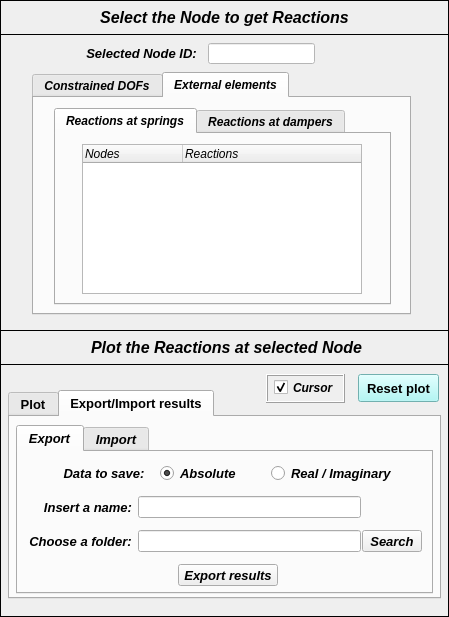
This is pulse/uix/user_input/ui/Plots/Results/Structural/plotReactionsInput.ui in open-pulse/OpenPulse as Qt 5 draws it before an edit. The edited form follows.
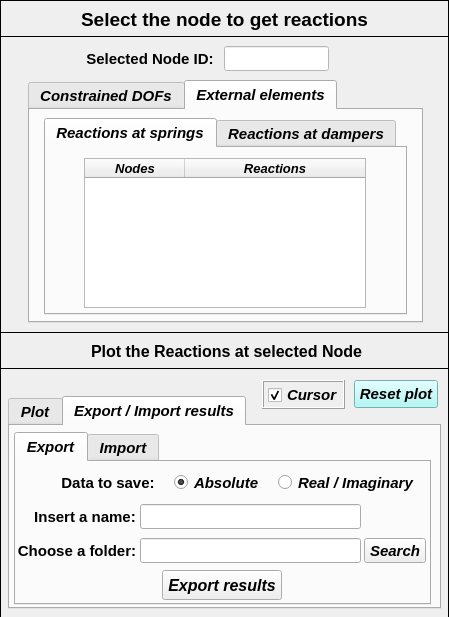
This is the edited form. The open tabs and pages were chosen to show the change. Icons and pictures are not drawn.

```diff
--- a/pulse/uix/user_input/ui/Plots/Results/Structural/plotReactionsInput.ui
+++ b/pulse/uix/user_input/ui/Plots/Results/Structural/plotReactionsInput.ui
@@ -64,9 +64,21 @@
       <x>0</x>
       <y>0</y>
       <width>449</width>
-      <height>35</height>
+      <height>37</height>
      </rect>
     </property>
+    <property name="minimumSize">
+     <size>
+      <width>449</width>
+      <height>37</height>
+     </size>
+    </property>
+    <property name="maximumSize">
+     <size>
+      <width>449</width>
+      <height>37</height>
+     </size>
+    </property>
     <property name="frameShape">
      <enum>QFrame::Box</enum>
     </property>
@@ -80,22 +92,22 @@
      <property name="geometry">
       <rect>
        <x>34</x>
-       <y>6</y>
+       <y>4</y>
        <width>381</width>
-       <height>23</height>
+       <height>30</height>
       </rect>
      </property>
      <property name="font">
       <font>
        <family>Arial</family>
-       <pointsize>12</pointsize>
+       <pointsize>14</pointsize>
        <weight>75</weight>
-       <italic>true</italic>
+       <italic>false</italic>
        <bold>true</bold>
       </font>
      </property>
      <property name="text">
-      <string>Select the Node to get Reactions</string>
+      <string>Select the node to get reactions</string>
      </property>
      <property name="textFormat">
       <enum>Qt::AutoText</enum>
@@ -109,7 +121,7 @@
     <property name="geometry">
      <rect>
       <x>0</x>
-      <y>34</y>
+      <y>36</y>
       <width>449</width>
       <height>583</height>
      </rect>
@@ -124,9 +136,9 @@
      <property name="geometry">
       <rect>
        <x>8</x>
-       <y>356</y>
+       <y>360</y>
        <width>433</width>
-       <height>209</height>
+       <height>213</height>
       </rect>
      </property>
      <property name="minimumSize">
@@ -144,9 +156,9 @@
      <property name="font">
       <font>
        <family>Arial</family>
-       <pointsize>10</pointsize>
+       <pointsize>11</pointsize>
        <weight>75</weight>
-       <italic>false</italic>
+       <italic>true</italic>
        <bold>true</bold>
       </font>
      </property>
@@ -620,21 +632,21 @@
      </widget>
      <widget class="QWidget" name="tab_export_import">
       <attribute name="title">
-       <string>Export/Import results</string>
+       <string>Export / Import results</string>
       </attribute>
       <widget class="QTabWidget" name="tabWidget_2">
        <property name="geometry">
         <rect>
-         <x>6</x>
-         <y>8</y>
+         <x>4</x>
+         <y>6</y>
          <width>417</width>
-         <height>169</height>
+         <height>173</height>
         </rect>
        </property>
        <property name="font">
         <font>
          <family>Arial</family>
-         <pointsize>10</pointsize>
+         <pointsize>11</pointsize>
          <weight>75</weight>
          <italic>true</italic>
          <bold>true</bold>
@@ -647,259 +659,31 @@
         <attribute name="title">
          <string>Export</string>
         </attribute>
-        <widget class="QWidget" name="verticalLayoutWidget_8">
-         <property name="geometry">
-          <rect>
-           <x>344</x>
-           <y>76</y>
-           <width>60</width>
-           <height>27</height>
-          </rect>
-         </property>
-         <layout class="QVBoxLayout" name="verticalLayout_8">
-          <item>
-           <widget class="QToolButton" name="toolButton_ChooseFolderExport">
-            <property name="maximumSize">
-             <size>
-              <width>100</width>
-              <height>16777215</height>
-             </size>
-            </property>
-            <property name="font">
-             <font>
-              <family>Arial</family>
-              <pointsize>10</pointsize>
-              <weight>75</weight>
-              <italic>true</italic>
-              <bold>true</bold>
-             </font>
-            </property>
-            <property name="text">
-             <string>Search</string>
-            </property>
-           </widget>
-          </item>
-         </layout>
-        </widget>
-        <widget class="QWidget" name="verticalLayoutWidget_3">
-         <property name="geometry">
-          <rect>
-           <x>4</x>
-           <y>76</y>
-           <width>117</width>
-           <height>27</height>
-          </rect>
-         </property>
-         <layout class="QVBoxLayout" name="verticalLayout_3">
-          <item>
-           <widget class="QLabel" name="label_5">
-            <property name="minimumSize">
-             <size>
-              <width>85</width>
-              <height>20</height>
-             </size>
-            </property>
-            <property name="maximumSize">
-             <size>
-              <width>200</width>
-              <height>20</height>
-             </size>
-            </property>
-            <property name="font">
-             <font>
-              <family>Arial</family>
-              <pointsize>10</pointsize>
-              <weight>75</weight>
-              <italic>true</italic>
-              <bold>true</bold>
-             </font>
-            </property>
-            <property name="text">
-             <string>Choose a folder:</string>
-            </property>
-            <property name="alignment">
-             <set>Qt::AlignCenter</set>
-            </property>
-           </widget>
-          </item>
-         </layout>
-        </widget>
-        <widget class="QWidget" name="verticalLayoutWidget_7">
-         <property name="geometry">
-          <rect>
-           <x>120</x>
-           <y>76</y>
-           <width>223</width>
-           <height>27</height>
-          </rect>
-         </property>
-         <layout class="QVBoxLayout" name="verticalLayout_7">
-          <item>
-           <widget class="QLineEdit" name="lineEdit_SaveResultsPath">
-            <property name="font">
-             <font>
-              <pointsize>8</pointsize>
-              <weight>50</weight>
-              <italic>false</italic>
-              <bold>false</bold>
-             </font>
-            </property>
-            <property name="layoutDirection">
-             <enum>Qt::LeftToRight</enum>
-            </property>
-            <property name="alignment">
-             <set>Qt::AlignCenter</set>
-            </property>
-           </widget>
-          </item>
-         </layout>
-        </widget>
-        <widget class="QWidget" name="verticalLayoutWidget_4">
-         <property name="geometry">
-          <rect>
-           <x>20</x>
-           <y>42</y>
-           <width>102</width>
-           <height>27</height>
-          </rect>
-         </property>
-         <layout class="QVBoxLayout" name="verticalLayout_4">
-          <item>
-           <widget class="QLabel" name="label_6">
-            <property name="minimumSize">
-             <size>
-              <width>100</width>
-              <height>20</height>
-             </size>
-            </property>
-            <property name="maximumSize">
-             <size>
-              <width>90</width>
-              <height>20</height>
-             </size>
-            </property>
-            <property name="font">
-             <font>
-              <family>Arial</family>
-              <pointsize>10</pointsize>
-              <weight>75</weight>
-              <italic>true</italic>
-              <bold>true</bold>
-             </font>
-            </property>
-            <property name="text">
-             <string>Insert a name:</string>
-            </property>
-            <property name="scaledContents">
-             <bool>false</bool>
-            </property>
-            <property name="alignment">
-             <set>Qt::AlignCenter</set>
-            </property>
-           </widget>
-          </item>
-         </layout>
-        </widget>
-        <widget class="QWidget" name="verticalLayoutWidget_16">
-         <property name="geometry">
-          <rect>
-           <x>120</x>
-           <y>42</y>
-           <width>223</width>
-           <height>27</height>
-          </rect>
-         </property>
-         <layout class="QVBoxLayout" name="verticalLayout_16">
-          <item>
-           <widget class="QLineEdit" name="lineEdit_FileName">
-            <property name="font">
-             <font>
-              <pointsize>8</pointsize>
-              <weight>50</weight>
-              <italic>false</italic>
-              <bold>false</bold>
-             </font>
-            </property>
-            <property name="layoutDirection">
-             <enum>Qt::LeftToRight</enum>
-            </property>
-            <property name="text">
-             <string/>
-            </property>
-            <property name="alignment">
-             <set>Qt::AlignCenter</set>
-            </property>
-           </widget>
-          </item>
-         </layout>
-        </widget>
-        <widget class="QWidget" name="verticalLayoutWidget_17">
-         <property name="geometry">
-          <rect>
-           <x>160</x>
-           <y>110</y>
-           <width>102</width>
-           <height>27</height>
-          </rect>
-         </property>
-         <layout class="QVBoxLayout" name="verticalLayout_17">
-          <item>
-           <widget class="QToolButton" name="toolButton_ExportResults">
-            <property name="maximumSize">
-             <size>
-              <width>100</width>
-              <height>16777215</height>
-             </size>
-            </property>
-            <property name="font">
-             <font>
-              <family>Arial</family>
-              <pointsize>10</pointsize>
-              <weight>75</weight>
-              <italic>true</italic>
-              <bold>true</bold>
-             </font>
-            </property>
-            <property name="text">
-             <string>Export results</string>
-            </property>
-           </widget>
-          </item>
-         </layout>
-        </widget>
-        <widget class="QWidget" name="horizontalLayoutWidget">
-         <property name="geometry">
-          <rect>
-           <x>36</x>
-           <y>8</y>
-           <width>343</width>
-           <height>27</height>
-          </rect>
-         </property>
-         <layout class="QHBoxLayout" name="horizontalLayout">
-          <item>
-           <layout class="QVBoxLayout" name="verticalLayout_11">
-            <item>
              <widget class="QLabel" name="label_7">
+         <property name="geometry">
+          <rect>
+           <x>42</x>
+           <y>8</y>
+           <width>100</width>
+           <height>25</height>
+          </rect>
+         </property>
               <property name="minimumSize">
                <size>
                 <width>100</width>
-                <height>20</height>
+           <height>25</height>
                </size>
               </property>
               <property name="maximumSize">
                <size>
                 <width>90</width>
-                <height>20</height>
+           <height>25</height>
                </size>
               </property>
               <property name="font">
                <font>
-                <family>Arial</family>
-                <pointsize>10</pointsize>
-                <weight>75</weight>
-                <italic>true</italic>
-                <bold>true</bold>
+           <pointsize>11</pointsize>
+           <italic>false</italic>
                </font>
               </property>
               <property name="text">
@@ -912,21 +696,27 @@
                <set>Qt::AlignCenter</set>
               </property>
              </widget>
-            </item>
-           </layout>
-          </item>
-          <item>
-           <widget class="QRadioButton" name="radioButton_Absolute">
-            <property name="text">
-             <string>Absolute</string>
-            </property>
-            <property name="checked">
-             <bool>true</bool>
-            </property>
-           </widget>
-          </item>
-          <item>
            <widget class="QRadioButton" name="radioButton_Real_Imaginary">
+         <property name="geometry">
+          <rect>
+           <x>262</x>
+           <y>8</y>
+           <width>140</width>
+           <height>25</height>
+          </rect>
+         </property>
+         <property name="minimumSize">
+          <size>
+           <width>140</width>
+           <height>25</height>
+          </size>
+         </property>
+         <property name="maximumSize">
+          <size>
+           <width>140</width>
+           <height>25</height>
+          </size>
+         </property>
             <property name="text">
              <string>Real / Imaginary</string>
             </property>
@@ -934,8 +724,223 @@
              <bool>false</bool>
             </property>
            </widget>
-          </item>
-         </layout>
+        <widget class="QRadioButton" name="radioButton_Absolute">
+         <property name="geometry">
+          <rect>
+           <x>158</x>
+           <y>8</y>
+           <width>90</width>
+           <height>25</height>
+          </rect>
+         </property>
+         <property name="minimumSize">
+          <size>
+           <width>90</width>
+           <height>25</height>
+          </size>
+         </property>
+         <property name="maximumSize">
+          <size>
+           <width>90</width>
+           <height>25</height>
+          </size>
+         </property>
+         <property name="text">
+          <string>Absolute</string>
+         </property>
+         <property name="checked">
+          <bool>true</bool>
+         </property>
+        </widget>
+        <widget class="QLineEdit" name="lineEdit_SaveResultsPath">
+         <property name="geometry">
+          <rect>
+           <x>124</x>
+           <y>76</y>
+           <width>221</width>
+           <height>25</height>
+          </rect>
+         </property>
+         <property name="font">
+          <font>
+           <pointsize>8</pointsize>
+           <weight>50</weight>
+           <italic>true</italic>
+           <bold>false</bold>
+          </font>
+         </property>
+         <property name="layoutDirection">
+          <enum>Qt::LeftToRight</enum>
+         </property>
+         <property name="alignment">
+          <set>Qt::AlignCenter</set>
+         </property>
+        </widget>
+        <widget class="QLineEdit" name="lineEdit_FileName">
+         <property name="geometry">
+          <rect>
+           <x>124</x>
+           <y>42</y>
+           <width>221</width>
+           <height>25</height>
+          </rect>
+         </property>
+         <property name="font">
+          <font>
+           <pointsize>11</pointsize>
+           <weight>75</weight>
+           <italic>true</italic>
+           <bold>true</bold>
+          </font>
+         </property>
+         <property name="layoutDirection">
+          <enum>Qt::LeftToRight</enum>
+         </property>
+         <property name="text">
+          <string/>
+         </property>
+         <property name="alignment">
+          <set>Qt::AlignCenter</set>
+         </property>
+        </widget>
+        <widget class="QToolButton" name="toolButton_ExportResults">
+         <property name="geometry">
+          <rect>
+           <x>146</x>
+           <y>108</y>
+           <width>120</width>
+           <height>30</height>
+          </rect>
+         </property>
+         <property name="minimumSize">
+          <size>
+           <width>120</width>
+           <height>30</height>
+          </size>
+         </property>
+         <property name="maximumSize">
+          <size>
+           <width>120</width>
+           <height>30</height>
+          </size>
+         </property>
+         <property name="font">
+          <font>
+           <family>Arial</family>
+           <pointsize>12</pointsize>
+           <weight>75</weight>
+           <italic>true</italic>
+           <bold>true</bold>
+          </font>
+         </property>
+         <property name="text">
+          <string>Export results</string>
+         </property>
+        </widget>
+        <widget class="QToolButton" name="toolButton_ChooseFolderExport">
+         <property name="geometry">
+          <rect>
+           <x>348</x>
+           <y>76</y>
+           <width>62</width>
+           <height>25</height>
+          </rect>
+         </property>
+         <property name="maximumSize">
+          <size>
+           <width>100</width>
+           <height>16777215</height>
+          </size>
+         </property>
+         <property name="font">
+          <font>
+           <family>Arial</family>
+           <pointsize>11</pointsize>
+           <weight>75</weight>
+           <italic>true</italic>
+           <bold>true</bold>
+          </font>
+         </property>
+         <property name="text">
+          <string>Search</string>
+         </property>
+        </widget>
+        <widget class="QLabel" name="label_6">
+         <property name="geometry">
+          <rect>
+           <x>14</x>
+           <y>42</y>
+           <width>110</width>
+           <height>25</height>
+          </rect>
+         </property>
+         <property name="minimumSize">
+          <size>
+           <width>110</width>
+           <height>25</height>
+          </size>
+         </property>
+         <property name="maximumSize">
+          <size>
+           <width>110</width>
+           <height>25</height>
+          </size>
+         </property>
+         <property name="font">
+          <font>
+           <family>Arial</family>
+           <pointsize>11</pointsize>
+           <weight>75</weight>
+           <italic>false</italic>
+           <bold>true</bold>
+          </font>
+         </property>
+         <property name="text">
+          <string>Insert a name:</string>
+         </property>
+         <property name="scaledContents">
+          <bool>false</bool>
+         </property>
+         <property name="alignment">
+          <set>Qt::AlignCenter</set>
+         </property>
+        </widget>
+        <widget class="QLabel" name="label_5">
+         <property name="geometry">
+          <rect>
+           <x>-2</x>
+           <y>76</y>
+           <width>126</width>
+           <height>25</height>
+          </rect>
+         </property>
+         <property name="minimumSize">
+          <size>
+           <width>126</width>
+           <height>25</height>
+          </size>
+         </property>
+         <property name="maximumSize">
+          <size>
+           <width>126</width>
+           <height>25</height>
+          </size>
+         </property>
+         <property name="font">
+          <font>
+           <family>Arial</family>
+           <pointsize>11</pointsize>
+           <weight>75</weight>
+           <italic>false</italic>
+           <bold>true</bold>
+          </font>
+         </property>
+         <property name="text">
+          <string>Choose a folder:</string>
+         </property>
+         <property name="alignment">
+          <set>Qt::AlignCenter</set>
+         </property>
         </widget>
        </widget>
        <widget class="QWidget" name="tab_4">
@@ -1128,16 +1133,16 @@
     <widget class="QTabWidget" name="tabWidget_reactions">
      <property name="geometry">
       <rect>
-       <x>32</x>
-       <y>38</y>
-       <width>379</width>
+       <x>28</x>
+       <y>44</y>
+       <width>395</width>
        <height>243</height>
       </rect>
      </property>
      <property name="font">
       <font>
        <family>Arial</family>
-       <pointsize>9</pointsize>
+       <pointsize>11</pointsize>
        <weight>75</weight>
        <italic>true</italic>
        <bold>true</bold>
@@ -1196,16 +1201,16 @@
       <widget class="QTabWidget" name="tabWidget_springs_dampers">
        <property name="geometry">
         <rect>
-         <x>20</x>
-         <y>10</y>
-         <width>337</width>
+         <x>14</x>
+         <y>8</y>
+         <width>363</width>
          <height>197</height>
         </rect>
        </property>
        <property name="font">
         <font>
          <family>Arial</family>
-         <pointsize>9</pointsize>
+         <pointsize>11</pointsize>
          <weight>75</weight>
          <italic>true</italic>
          <bold>true</bold>
@@ -1221,21 +1226,21 @@
         <widget class="QTreeWidget" name="treeWidget_reactions_at_springs">
          <property name="geometry">
           <rect>
-           <x>26</x>
+           <x>38</x>
            <y>10</y>
-           <width>280</width>
+           <width>282</width>
            <height>150</height>
           </rect>
          </property>
          <property name="minimumSize">
           <size>
-           <width>280</width>
+           <width>282</width>
            <height>150</height>
           </size>
          </property>
          <property name="maximumSize">
           <size>
-           <width>280</width>
+           <width>282</width>
            <height>150</height>
           </size>
          </property>
@@ -1248,15 +1253,42 @@
            <bold>false</bold>
           </font>
          </property>
+         <property name="indentation">
+          <number>0</number>
+         </property>
          <column>
           <property name="text">
            <string>Nodes</string>
           </property>
+          <property name="font">
+           <font>
+            <family>Arial</family>
+            <pointsize>10</pointsize>
+            <weight>75</weight>
+            <italic>true</italic>
+            <bold>true</bold>
+           </font>
+          </property>
+          <property name="textAlignment">
+           <set>AlignCenter</set>
+          </property>
          </column>
          <column>
           <property name="text">
            <string>Reactions</string>
           </property>
+          <property name="font">
+           <font>
+            <family>Arial</family>
+            <pointsize>10</pointsize>
+            <weight>75</weight>
+            <italic>true</italic>
+            <bold>true</bold>
+           </font>
+          </property>
+          <property name="textAlignment">
+           <set>AlignCenter</set>
+          </property>
          </column>
         </widget>
        </widget>
@@ -1309,31 +1341,161 @@
       </widget>
      </widget>
     </widget>
-    <widget class="QWidget" name="verticalLayoutWidget_2">
+    <widget class="QToolButton" name="toolButton_ResetPlot">
      <property name="geometry">
       <rect>
-       <x>208</x>
-       <y>8</y>
-       <width>107</width>
-       <height>23</height>
+       <x>354</x>
+       <y>344</y>
+       <width>84</width>
+       <height>28</height>
       </rect>
      </property>
-     <layout class="QVBoxLayout" name="verticalLayout_2">
-      <item>
+     <property name="minimumSize">
+      <size>
+       <width>0</width>
+       <height>28</height>
+      </size>
+     </property>
+     <property name="maximumSize">
+      <size>
+       <width>16777215</width>
+       <height>28</height>
+      </size>
+     </property>
+     <property name="font">
+      <font>
+       <family>Arial</family>
+       <pointsize>11</pointsize>
+       <weight>75</weight>
+       <italic>true</italic>
+       <bold>true</bold>
+      </font>
+     </property>
+     <property name="styleSheet">
+      <string notr="true">background-color: rgb(159, 247, 245);</string>
+     </property>
+     <property name="text">
+      <string>Reset plot</string>
+     </property>
+    </widget>
+    <widget class="QFrame" name="frame_6">
+     <property name="geometry">
+      <rect>
+       <x>262</x>
+       <y>344</y>
+       <width>83</width>
+       <height>29</height>
+      </rect>
+     </property>
+     <property name="minimumSize">
+      <size>
+       <width>0</width>
+       <height>29</height>
+      </size>
+     </property>
+     <property name="maximumSize">
+      <size>
+       <width>16777215</width>
+       <height>29</height>
+      </size>
+     </property>
+     <property name="sizeIncrement">
+      <size>
+       <width>0</width>
+       <height>110</height>
+      </size>
+     </property>
+     <property name="frameShape">
+      <enum>QFrame::Box</enum>
+     </property>
+     <property name="frameShadow">
+      <enum>QFrame::Raised</enum>
+     </property>
+     <widget class="QCheckBox" name="checkBox_cursor">
+      <property name="geometry">
+       <rect>
+        <x>6</x>
+        <y>4</y>
+        <width>75</width>
+        <height>22</height>
+       </rect>
+      </property>
+      <property name="font">
+       <font>
+        <family>Arial</family>
+        <pointsize>11</pointsize>
+        <weight>75</weight>
+        <italic>true</italic>
+        <bold>true</bold>
+       </font>
+      </property>
+      <property name="text">
+       <string>Cursor</string>
+      </property>
+      <property name="checked">
+       <bool>true</bool>
+      </property>
+     </widget>
+    </widget>
+    <widget class="QLabel" name="label_2">
+     <property name="geometry">
+      <rect>
+       <x>80</x>
+       <y>10</y>
+       <width>140</width>
+       <height>25</height>
+      </rect>
+     </property>
+     <property name="minimumSize">
+      <size>
+       <width>140</width>
+       <height>25</height>
+      </size>
+     </property>
+     <property name="maximumSize">
+      <size>
+       <width>140</width>
+       <height>25</height>
+      </size>
+     </property>
+     <property name="font">
+      <font>
+       <family>Arial</family>
+       <pointsize>11</pointsize>
+       <weight>75</weight>
+       <italic>false</italic>
+       <bold>true</bold>
+      </font>
+     </property>
+     <property name="text">
+      <string>Selected Node ID:</string>
+     </property>
+     <property name="alignment">
+      <set>Qt::AlignCenter</set>
+     </property>
+    </widget>
        <widget class="QLineEdit" name="lineEdit_nodeID">
         <property name="enabled">
          <bool>false</bool>
         </property>
+     <property name="geometry">
+      <rect>
+       <x>224</x>
+       <y>10</y>
+       <width>105</width>
+       <height>25</height>
+      </rect>
+     </property>
         <property name="minimumSize">
          <size>
           <width>0</width>
-          <height>21</height>
+       <height>25</height>
          </size>
         </property>
         <property name="maximumSize">
          <size>
           <width>16777215</width>
-          <height>21</height>
+       <height>25</height>
          </size>
         </property>
         <property name="palette">
@@ -1344,7 +1506,7 @@
              <color alpha="255">
               <red>0</red>
               <green>0</green>
-              <blue>0</blue>
+           <blue>255</blue>
              </color>
             </brush>
            </colorrole>
@@ -1389,7 +1551,7 @@
              <color alpha="255">
               <red>0</red>
               <green>0</green>
-              <blue>0</blue>
+           <blue>255</blue>
              </color>
             </brush>
            </colorrole>
@@ -1398,7 +1560,7 @@
              <color alpha="255">
               <red>0</red>
               <green>0</green>
-              <blue>0</blue>
+           <blue>255</blue>
              </color>
             </brush>
            </colorrole>
@@ -1427,7 +1589,7 @@
              <color alpha="255">
               <red>0</red>
               <green>0</green>
-              <blue>0</blue>
+           <blue>255</blue>
              </color>
             </brush>
            </colorrole>
@@ -1472,7 +1634,7 @@
              <color alpha="255">
               <red>0</red>
               <green>0</green>
-              <blue>0</blue>
+           <blue>255</blue>
              </color>
             </brush>
            </colorrole>
@@ -1481,7 +1643,7 @@
              <color alpha="255">
               <red>0</red>
               <green>0</green>
-              <blue>0</blue>
+           <blue>255</blue>
              </color>
             </brush>
            </colorrole>
@@ -1510,7 +1672,7 @@
              <color alpha="255">
               <red>0</red>
               <green>0</green>
-              <blue>0</blue>
+           <blue>255</blue>
              </color>
             </brush>
            </colorrole>
@@ -1555,7 +1717,7 @@
              <color alpha="255">
               <red>0</red>
               <green>0</green>
-              <blue>0</blue>
+           <blue>255</blue>
              </color>
             </brush>
            </colorrole>
@@ -1564,7 +1726,7 @@
              <color alpha="255">
               <red>0</red>
               <green>0</green>
-              <blue>0</blue>
+           <blue>255</blue>
              </color>
             </brush>
            </colorrole>
@@ -1592,10 +1754,10 @@
         <property name="font">
          <font>
           <family>Arial</family>
-          <pointsize>9</pointsize>
-          <weight>9</weight>
+       <pointsize>11</pointsize>
+       <weight>75</weight>
           <italic>true</italic>
-          <bold>false</bold>
+       <bold>true</bold>
          </font>
         </property>
         <property name="toolTip">
@@ -1606,7 +1768,7 @@
         </property>
         <property name="styleSheet">
          <string notr="true">background-color: rgb(255, 255, 255);
-font: 75 italic 9pt &quot;Arial&quot;;</string>
+color: rgb(0, 0, 255);</string>
         </property>
         <property name="text">
          <string/>
@@ -1624,157 +1786,29 @@
          <string/>
         </property>
        </widget>
-      </item>
-     </layout>
-    </widget>
-    <widget class="QWidget" name="verticalLayoutWidget">
-     <property name="geometry">
-      <rect>
-       <x>78</x>
-       <y>8</y>
-       <width>127</width>
-       <height>23</height>
-      </rect>
-     </property>
-     <layout class="QVBoxLayout" name="verticalLayout">
-      <item>
-       <widget class="QLabel" name="label_2">
-        <property name="minimumSize">
-         <size>
-          <width>0</width>
-          <height>21</height>
-         </size>
-        </property>
-        <property name="maximumSize">
-         <size>
-          <width>16777215</width>
-          <height>21</height>
-         </size>
-        </property>
-        <property name="font">
-         <font>
-          <family>Arial</family>
-          <pointsize>10</pointsize>
-          <weight>75</weight>
-          <italic>true</italic>
-          <bold>true</bold>
-         </font>
-        </property>
-        <property name="text">
-         <string>Selected Node ID:</string>
-        </property>
-        <property name="alignment">
-         <set>Qt::AlignCenter</set>
-        </property>
-       </widget>
-      </item>
-     </layout>
-    </widget>
-    <widget class="QToolButton" name="toolButton_ResetPlot">
-     <property name="geometry">
-      <rect>
-       <x>358</x>
-       <y>340</y>
-       <width>81</width>
-       <height>28</height>
-      </rect>
-     </property>
-     <property name="minimumSize">
-      <size>
-       <width>0</width>
-       <height>28</height>
-      </size>
-     </property>
-     <property name="maximumSize">
-      <size>
-       <width>16777215</width>
-       <height>28</height>
-      </size>
-     </property>
-     <property name="font">
-      <font>
-       <pointsize>10</pointsize>
-       <weight>75</weight>
-       <bold>true</bold>
-      </font>
-     </property>
-     <property name="styleSheet">
-      <string notr="true">background-color: rgb(159, 247, 245);</string>
-     </property>
-     <property name="text">
-      <string>Reset plot</string>
-     </property>
-    </widget>
-    <widget class="QFrame" name="frame_6">
-     <property name="geometry">
-      <rect>
-       <x>266</x>
-       <y>340</y>
-       <width>79</width>
-       <height>29</height>
-      </rect>
-     </property>
-     <property name="minimumSize">
-      <size>
-       <width>0</width>
-       <height>29</height>
-      </size>
-     </property>
-     <property name="maximumSize">
-      <size>
-       <width>16777215</width>
-       <height>29</height>
-      </size>
-     </property>
-     <property name="sizeIncrement">
-      <size>
-       <width>0</width>
-       <height>110</height>
-      </size>
-     </property>
-     <property name="frameShape">
-      <enum>QFrame::Box</enum>
-     </property>
-     <property name="frameShadow">
-      <enum>QFrame::Raised</enum>
-     </property>
-     <widget class="QCheckBox" name="checkBox_cursor">
-      <property name="geometry">
-       <rect>
-        <x>8</x>
-        <y>4</y>
-        <width>67</width>
-        <height>19</height>
-       </rect>
-      </property>
-      <property name="font">
-       <font>
-        <family>Arial</family>
-        <pointsize>9</pointsize>
-        <weight>75</weight>
-        <italic>true</italic>
-        <bold>true</bold>
-       </font>
-      </property>
-      <property name="text">
-       <string>Cursor</string>
-      </property>
-      <property name="checked">
-       <bool>true</bool>
-      </property>
-     </widget>
-    </widget>
    </widget>
   </widget>
   <widget class="QFrame" name="frame_3">
    <property name="geometry">
     <rect>
      <x>0</x>
-     <y>330</y>
+     <y>332</y>
      <width>449</width>
-     <height>35</height>
+     <height>37</height>
     </rect>
    </property>
+   <property name="minimumSize">
+    <size>
+     <width>449</width>
+     <height>37</height>
+    </size>
+   </property>
+   <property name="maximumSize">
+    <size>
+     <width>449</width>
+     <height>37</height>
+    </size>
+   </property>
    <property name="frameShape">
     <enum>QFrame::Box</enum>
    </property>
@@ -1788,17 +1822,29 @@
     <property name="geometry">
      <rect>
       <x>36</x>
-      <y>6</y>
+      <y>4</y>
       <width>381</width>
-      <height>23</height>
+      <height>30</height>
      </rect>
     </property>
+    <property name="minimumSize">
+     <size>
+      <width>0</width>
+      <height>30</height>
+     </size>
+    </property>
+    <property name="maximumSize">
+     <size>
+      <width>16777215</width>
+      <height>30</height>
+     </size>
+    </property>
     <property name="font">
      <font>
       <family>Arial</family>
       <pointsize>12</pointsize>
       <weight>75</weight>
-      <italic>true</italic>
+      <italic>false</italic>
       <bold>true</bold>
      </font>
     </property>
```
Left out of the diff: 450 changed lines with no effect on the pictures. Lines whose indentation alone changed are shown as unchanged.
